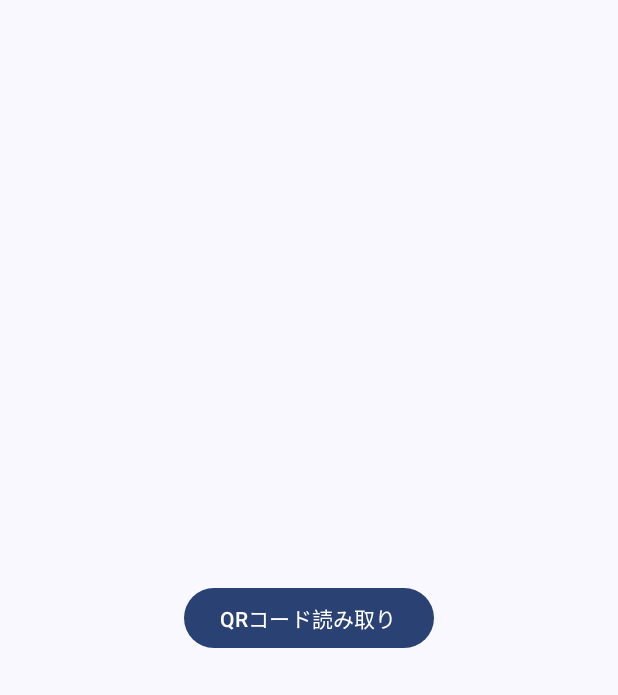
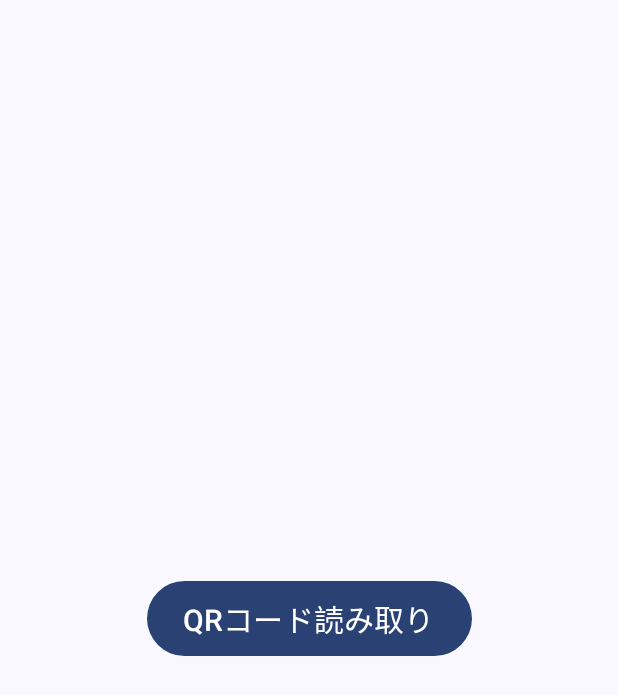
Before and after one commit to inouchi/qr-reader-sample, an Android app built with Jetpack Compose: the screen it shows after launch (MainActivity), on a phone screen of 412 x 824 dp. Shown: the top 695 px of the screen. Run offline under Robolectric (Android 15) with nearby library versions, the phone set to English and light mode, and no system bars.

Commit message:
UIのサイズと文言を変更

```diff
--- a/app/src/main/java/com/example/qr_reader_sample/MainActivity.kt
+++ b/app/src/main/java/com/example/qr_reader_sample/MainActivity.kt
@@ -12,6 +12,8 @@ import androidx.compose.runtime.Composable
 import androidx.compose.ui.Alignment
 import androidx.compose.ui.Modifier
 import androidx.compose.ui.tooling.preview.Preview
+import androidx.compose.ui.unit.dp
+import androidx.compose.ui.unit.sp
 import com.example.qr_reader_sample.ui.theme.QrreadersampleTheme
 
 class MainActivity : ComponentActivity() {
@@ -26,6 +28,7 @@ class MainActivity : ComponentActivity() {
                         QrCodeReader(
                             modifier = Modifier
                                 .align(Alignment.Center)
+                                .height(50.dp)
                                 .padding(innerPadding) // Apply the innerPadding to the button
                         )
                     }
@@ -45,7 +48,7 @@ class MainActivity : ComponentActivity() {
             onClick = { moveQrCodeScannerView() },
             modifier = modifier
         ) {
-            Text("QRコード読み取り")
+            Text("QRコード読み取り", fontSize = 20.sp)
         }
     }
 }
--- a/app/src/main/java/com/example/qr_reader_sample/QrCodeScannerActivity.kt
+++ b/app/src/main/java/com/example/qr_reader_sample/QrCodeScannerActivity.kt
@@ -97,7 +97,7 @@ class QrCodeScannerActivity : ComponentActivity() {
                 LinearLayout.LayoutParams.MATCH_PARENT,
                 200
             )
-            text = "端末登録QRコードを\n読み取ってください"
+            text = "QRコードを\n読み取ってください。"
             textSize = 20f
             textAlignment = TextView.TEXT_ALIGNMENT_CENTER
             gravity = Gravity.CENTER // TextView内の文字を上下中央に配置
```
